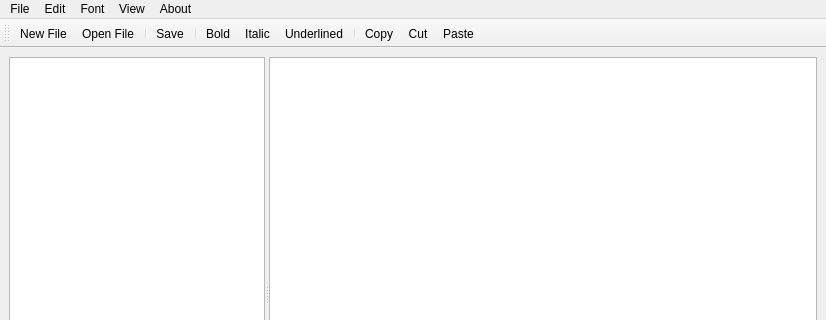
Before: the Qt Designer form ui/mainnoter.ui in leofracca/noter, drawn with Qt 5; both pictures show x 0 to 826 and y 0 to 320 of the 826 by 562 pixel window.
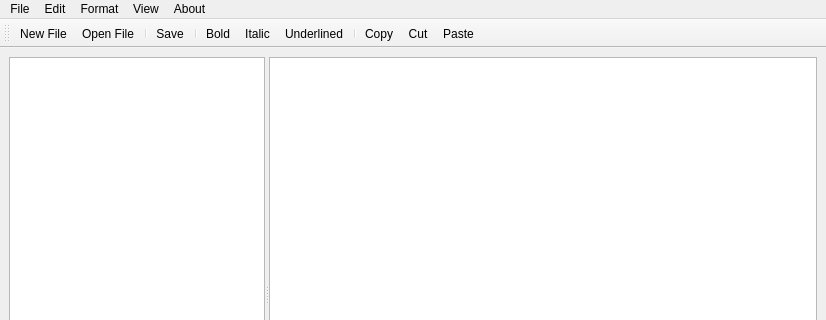
After: the same form once the commit is applied. Icons and pictures are not drawn.

Commit message: Added font selection

```diff
--- a/ui/mainnoter.ui
+++ b/ui/mainnoter.ui
@@ -108,9 +108,9 @@
     <addaction name="actionFind"/>
     <addaction name="actionReplace"/>
    </widget>
-   <widget class="QMenu" name="menuFont">
+   <widget class="QMenu" name="menuFormat">
     <property name="title">
-     <string>Font</string>
+     <string>Format</string>
     </property>
     <addaction name="actionBold"/>
     <addaction name="actionItalic"/>
@@ -140,7 +140,7 @@
    </widget>
    <addaction name="menuFile"/>
    <addaction name="menuEdit"/>
-   <addaction name="menuFont"/>
+   <addaction name="menuFormat"/>
    <addaction name="menuView"/>
    <addaction name="menuAbout"/>
   </widget>
```
Left out of the diff: 6 changed lines with no effect on the pictures. The commit also changes 9 other files.
